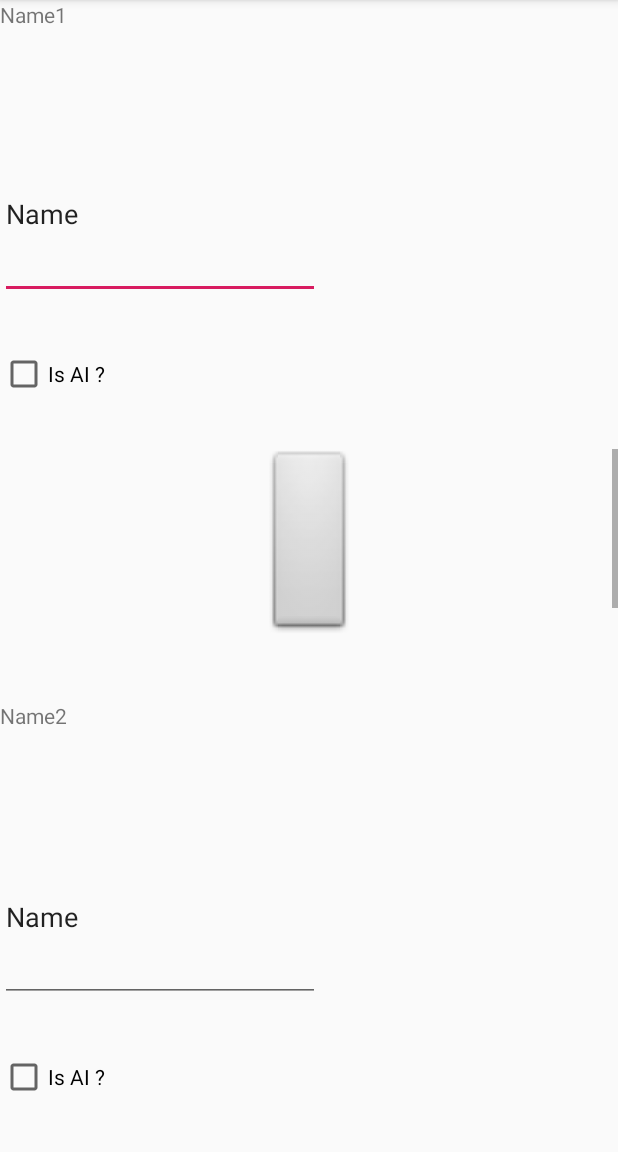
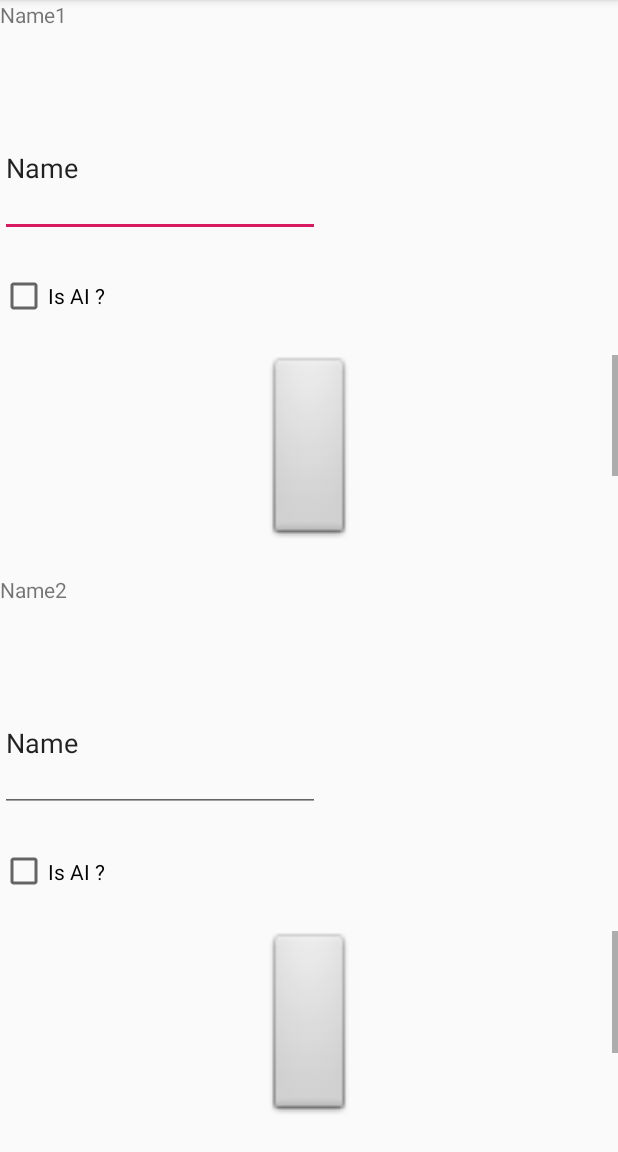
Before and after one commit to in0finite/PocketSoccer, an Android app: the NewGameActivity screen opened directly, with no data from a screen before it, on a phone screen of 412 x 824 dp, the part 84-1236 px from its top. Run offline under Robolectric (Android 15) with nearby library versions, the phone set to English and light mode, and no system bars.

Commit message:
add second scroll view

```diff
--- a/app/src/main/res/layout/activity_new_game.xml
+++ b/app/src/main/res/layout/activity_new_game.xml
@@ -31,6 +31,7 @@
         android:text="Is AI ?" />
 
     <ScrollView
+        android:id="@+id/scrollView1"
         android:layout_width="match_parent"
         android:layout_height="150px"
         android:layout_weight="1">
@@ -77,4 +78,30 @@
         android:layout_height="wrap_content"
         android:layout_weight="1"
         android:text="Is AI ?" />
+
+    <ScrollView
+        android:id="@+id/scrollView2"
+        android:layout_width="match_parent"
+        android:layout_height="150px"
+        android:layout_weight="1">
+
+        <LinearLayout
+            android:layout_width="match_parent"
+            android:layout_height="wrap_content"
+            android:orientation="vertical" >
+
+            <ImageView
+                android:id="@+id/imageView3"
+                android:layout_width="match_parent"
+                android:layout_height="200px"
+                app:srcCompat="@android:drawable/btn_default"
+                tools:srcCompat="@tools:sample/backgrounds/scenic[5]" />
+
+            <ImageView
+                android:id="@+id/imageView4"
+                android:layout_width="match_parent"
+                android:layout_height="200px"
+                tools:srcCompat="@tools:sample/backgrounds/scenic[7]" />
+        </LinearLayout>
+    </ScrollView>
 </LinearLayout>
```
